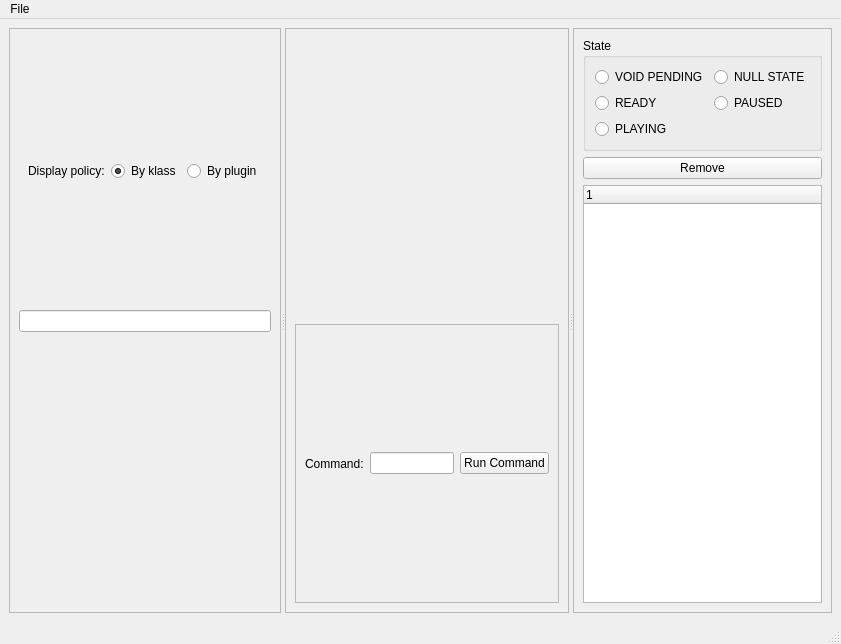
loganek/gstcreator, file src/Gui/ui_files/MainWindow.ui: the form before one commit.
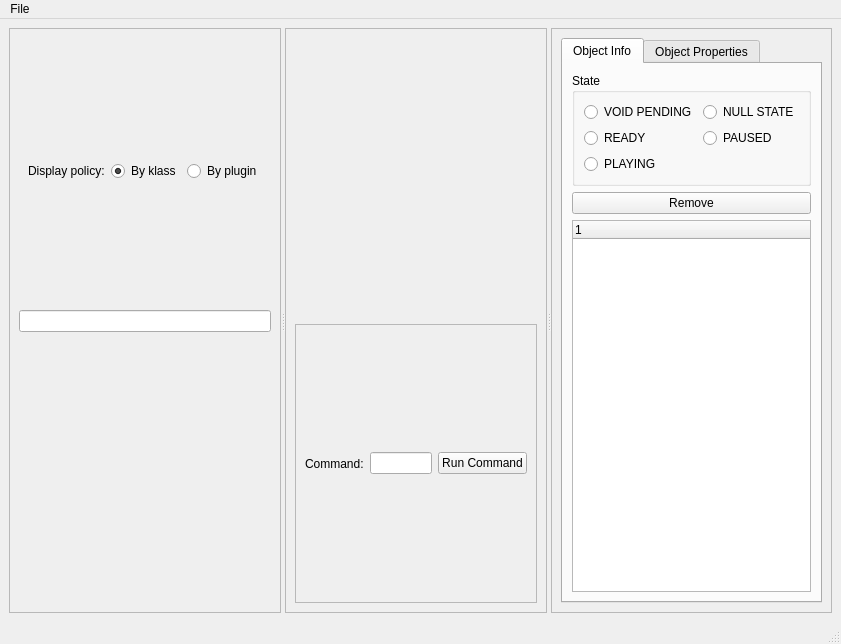
The form after the commit.

Commit message: split object info and object properties using tab component

```diff
--- a/src/Gui/ui_files/MainWindow.ui
+++ b/src/Gui/ui_files/MainWindow.ui
@@ -148,6 +148,22 @@
        </property>
        <layout class="QVBoxLayout" name="verticalLayout_3">
         <item>
+         <widget class="QTabWidget" name="tabWidget">
+          <property name="tabPosition">
+           <enum>QTabWidget::North</enum>
+          </property>
+          <property name="tabShape">
+           <enum>QTabWidget::Rounded</enum>
+          </property>
+          <property name="currentIndex">
+           <number>0</number>
+          </property>
+          <widget class="QWidget" name="tab">
+           <attribute name="title">
+            <string>Object Info</string>
+           </attribute>
+           <layout class="QVBoxLayout" name="verticalLayout_4">
+            <item>
          <widget class="QGroupBox" name="groupBox">
           <property name="title">
            <string>State</string>
@@ -205,6 +221,15 @@
             <string notr="true">1</string>
            </property>
           </column>
+             </widget>
+            </item>
+           </layout>
+          </widget>
+          <widget class="QWidget" name="tab_2">
+           <attribute name="title">
+            <string>Object Properties</string>
+           </attribute>
+          </widget>
          </widget>
         </item>
        </layout>
```
Lines whose indentation alone changed are shown as unchanged.
